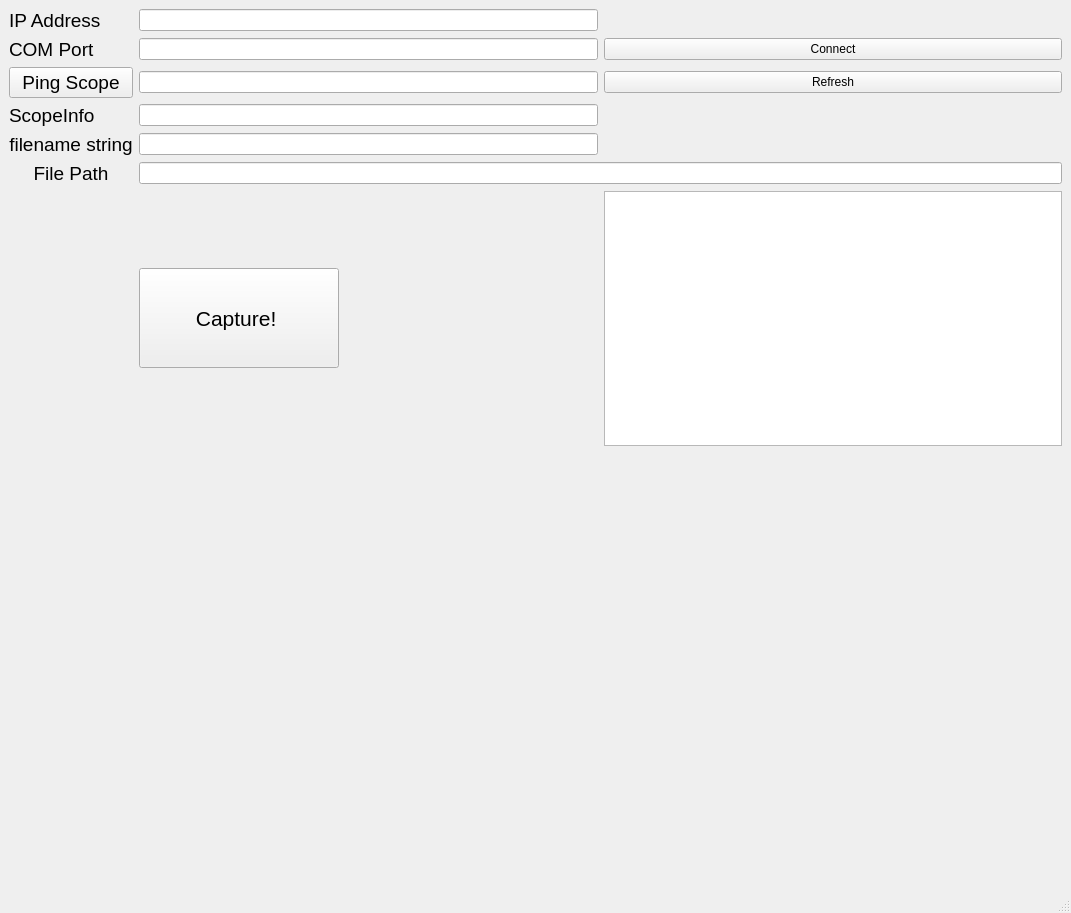
This is py3/DS1054Z_GUI.ui in ehiverson/DS1054Z_screen_capture as Qt 5 draws it before an edit. The edited form follows.
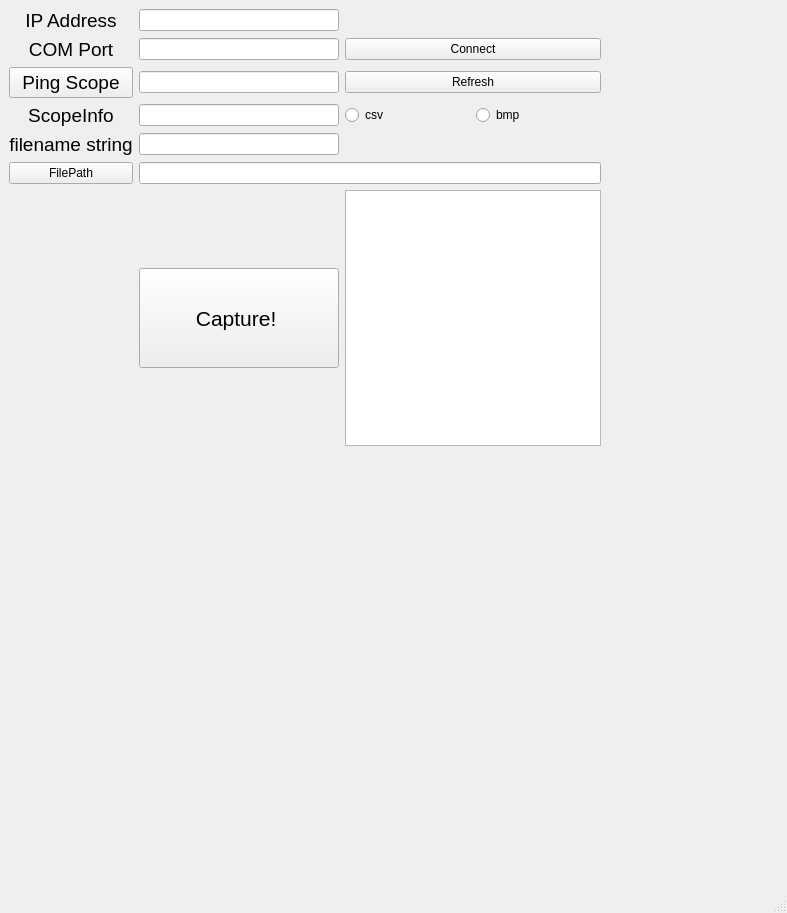
This is the edited form.

Commit message:
tek tps2024b works
the transfer of a waveform over RS232/Serial with a USB adapting cable is shown to work. Requires code for tektronix scope that is not yet in this repo

```diff
--- a/py3/DS1054Z_GUI.ui
+++ b/py3/DS1054Z_GUI.ui
@@ -6,7 +6,7 @@
    <rect>
     <x>0</x>
     <y>0</y>
-    <width>1071</width>
+    <width>787</width>
     <height>913</height>
    </rect>
   </property>
@@ -51,6 +51,9 @@
         <property name="text">
          <string>ScopeInfo</string>
         </property>
+        <property name="alignment">
+         <set>Qt::AlignCenter</set>
+        </property>
        </widget>
       </item>
       <item row="0" column="0">
@@ -63,6 +66,9 @@
         <property name="text">
          <string>IP Address</string>
         </property>
+        <property name="alignment">
+         <set>Qt::AlignCenter</set>
+        </property>
        </widget>
       </item>
       <item row="2" column="0">
@@ -93,11 +99,11 @@
         <property name="text">
          <string>COM Port</string>
         </property>
+        <property name="alignment">
+         <set>Qt::AlignCenter</set>
+        </property>
        </widget>
       </item>
-      <item row="6" column="2">
-       <widget class="QTextEdit" name="textEdit"/>
-      </item>
       <item row="1" column="1">
        <widget class="QLineEdit" name="lineEdit_4"/>
       </item>
@@ -119,40 +125,49 @@
       <item row="4" column="1">
        <widget class="QLineEdit" name="lineEdit_5"/>
       </item>
-      <item row="5" column="0">
-       <widget class="QLabel" name="label_2">
-        <property name="font">
-         <font>
-          <pointsize>14</pointsize>
-         </font>
+      <item row="0" column="1">
+       <widget class="QLineEdit" name="IPAddressLineEdit"/>
+      </item>
+      <item row="3" column="2">
+       <widget class="QRadioButton" name="radioButton">
+        <property name="text">
+         <string>csv</string>
         </property>
+       </widget>
+      </item>
+      <item row="3" column="3">
+       <widget class="QRadioButton" name="radioButton_2">
         <property name="text">
-         <string>File Path</string>
+         <string>bmp</string>
         </property>
-        <property name="alignment">
-         <set>Qt::AlignCenter</set>
-        </property>
        </widget>
       </item>
-      <item row="5" column="1" colspan="2">
-       <widget class="QLineEdit" name="lineEdit_6"/>
-      </item>
-      <item row="1" column="2">
+      <item row="1" column="2" colspan="2">
        <widget class="QPushButton" name="ConnectButton">
         <property name="text">
          <string>Connect</string>
         </property>
        </widget>
       </item>
-      <item row="2" column="2">
+      <item row="2" column="2" colspan="2">
        <widget class="QPushButton" name="RefreshButton">
         <property name="text">
          <string>Refresh</string>
         </property>
        </widget>
       </item>
-      <item row="0" column="1">
-       <widget class="QLineEdit" name="lineEdit"/>
+      <item row="5" column="1" colspan="3">
+       <widget class="QLineEdit" name="FilePathLineEdit"/>
+      </item>
+      <item row="6" column="2" colspan="2">
+       <widget class="QTextEdit" name="textEdit"/>
+      </item>
+      <item row="5" column="0">
+       <widget class="QPushButton" name="FilePathButton">
+        <property name="text">
+         <string>FilePath</string>
+        </property>
+       </widget>
       </item>
      </layout>
     </item>
@@ -169,6 +184,19 @@
       </property>
      </spacer>
     </item>
+    <item row="0" column="1">
+     <spacer name="horizontalSpacer">
+      <property name="orientation">
+       <enum>Qt::Horizontal</enum>
+      </property>
+      <property name="sizeHint" stdset="0">
+       <size>
+        <width>40</width>
+        <height>20</height>
+       </size>
+      </property>
+     </spacer>
+    </item>
    </layout>
   </widget>
   <widget class="QMenuBar" name="menubar">
```
Left out of the diff: 13 changed lines with no effect on the pictures. The commit also changes 1 other file.
